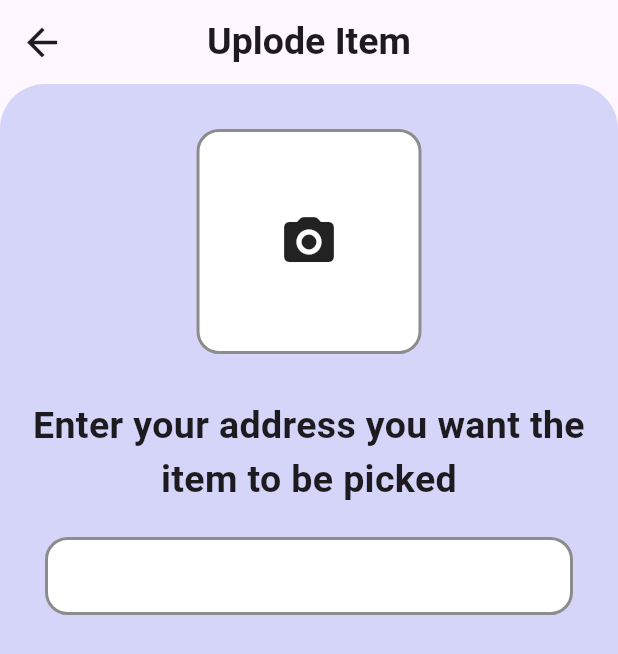
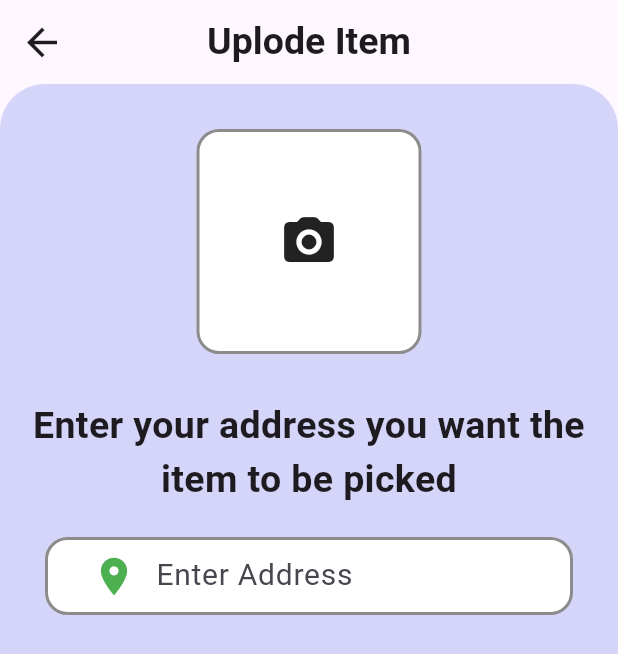
Before and after one commit to AhmedYasserTaha/recycle-app, a Flutter app: the screen it shows after launch, on a phone screen of 412 x 824 dp. Shown: the top 654 px of the screen. Run offline on Flutter 3.47's test engine with Material 3 defaults, Android fonts, the phone set to English and light mode, and no system bars; our stand-ins replace cloud_firestore, firebase_auth, firebase_core, google_sign_in; accounts and stored records are empty.

Commit message:
create uplode item body

```diff
--- a/lib/features/uplode_item/uplode_item.dart
+++ b/lib/features/uplode_item/uplode_item.dart
@@ -1,69 +1,11 @@
 import 'package:flutter/material.dart';
-import 'package:recycle_app/core/service/style.dart';
+import 'package:recycle_app/features/uplode_item/widget/uplode_item_body.dart';
 
 class UplodeItem extends StatelessWidget {
   const UplodeItem({super.key});
 
   @override
   Widget build(BuildContext context) {
-    return Scaffold(
-      appBar: AppBar(
-        leading: Icon(Icons.arrow_back, size: 30),
-        title: Text("Uplode Item", style: Styles.textStyle25),
-        centerTitle: true,
-      ),
-      body: Column(
-        children: [
-          Expanded(
-            child: Container(
-              width: double.infinity,
-              decoration: BoxDecoration(
-                color: Color.fromARGB(255, 213, 213, 249),
-                borderRadius: BorderRadius.only(
-                  topLeft: Radius.circular(30),
-                  topRight: Radius.circular(30),
-                ),
-              ),
-              child: Column(
-                children: [
-                  Padding(
-                    padding: const EdgeInsets.symmetric(vertical: 30),
-                    child: Container(
-                      height: 150,
-                      width: 150,
-                      decoration: BoxDecoration(
-                        border: Border.all(color: Colors.black45, width: 2),
-                        borderRadius: BorderRadius.circular(15),
-                        color: Colors.white,
-                      ),
-                      child: Icon(Icons.camera_alt_rounded, size: 40),
-                    ),
-                  ),
-                  Text(
-                    textAlign: TextAlign.center,
-                    "Enter your address you want the\nitem to be picked",
-                    style: Styles.textStyle25,
-                  ),
-                  SizedBox(height: 20),
-
-                  Container(
-                    padding: EdgeInsets.symmetric(horizontal: 20),
-                    margin: EdgeInsets.symmetric(horizontal: 30),
-                    decoration: BoxDecoration(
-                      border: Border.all(color: Colors.black45, width: 2),
-                      borderRadius: BorderRadius.circular(15),
-                      color: Colors.white,
-                    ),
-                    child: TextField(
-                      decoration: InputDecoration(border: InputBorder.none),
-                    ),
-                  ),
-                ],
-              ),
-            ),
-          ),
-        ],
-      ),
-    );
+    return UplodeItemBody();
   }
 }
--- /dev/null
+++ b/lib/features/uplode_item/widget/uplode_item_body.dart
@@ -0,0 +1,78 @@
+import 'package:flutter/material.dart';
+import 'package:recycle_app/core/service/style.dart';
+
+class UplodeItemBody extends StatelessWidget {
+  const UplodeItemBody({super.key});
+
+  @override
+  Widget build(BuildContext context) {
+    return Scaffold(
+      appBar: AppBar(
+        leading: Icon(Icons.arrow_back, size: 30),
+        title: Text("Uplode Item", style: Styles.textStyle25),
+        centerTitle: true,
+      ),
+      body: Column(
+        children: [
+          Expanded(
+            child: Container(
+              width: double.infinity,
+              decoration: BoxDecoration(
+                color: Color.fromARGB(255, 213, 213, 249),
+                borderRadius: BorderRadius.only(
+                  topLeft: Radius.circular(30),
+                  topRight: Radius.circular(30),
+                ),
+              ),
+              child: Column(
+                children: [
+                  Padding(
+                    padding: const EdgeInsets.symmetric(vertical: 30),
+                    child: Container(
+                      height: 150,
+                      width: 150,
+                      decoration: BoxDecoration(
+                        border: Border.all(color: Colors.black45, width: 2),
+                        borderRadius: BorderRadius.circular(15),
+                        color: Colors.white,
+                      ),
+                      child: Icon(Icons.camera_alt_rounded, size: 40),
+                    ),
+                  ),
+                  Text(
+                    textAlign: TextAlign.center,
+                    "Enter your address you want the\nitem to be picked",
+                    style: Styles.textStyle25,
+                  ),
+                  SizedBox(height: 20),
+
+                  Container(
+                    padding: EdgeInsets.symmetric(horizontal: 20),
+                    margin: EdgeInsets.symmetric(horizontal: 30),
+                    decoration: BoxDecoration(
+                      border: Border.all(color: Colors.black45, width: 2),
+                      borderRadius: BorderRadius.circular(15),
+                      color: Colors.white,
+                    ),
+                    child: TextField(
+                      decoration: InputDecoration(
+                        border: InputBorder.none,
+                        prefixIcon: Icon(
+                          Icons.location_on,
+                          size: 30,
+                          color: Colors.green,
+                        ),
+                        hintText: "Enter Address",
+                        hintStyle: TextStyle(fontSize: 20),
+                      ),
+                    ),
+                  ),
+                ],
+              ),
+            ),
+          ),
+        ],
+      ),
+    );
+  }
+}
```
